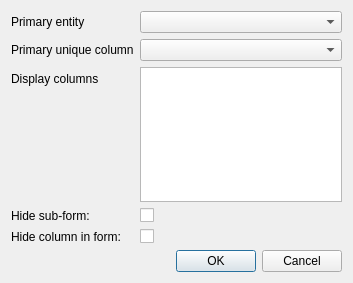
gltn/stdm, file ui/wizard/ui_fk_property.ui: the form before one commit.
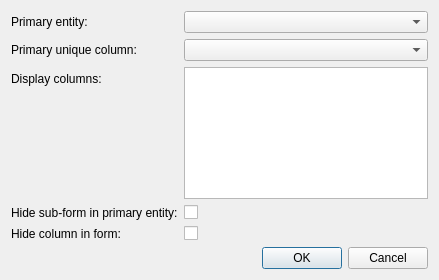
The form after the commit.

Patch:
```diff
--- a/ui/wizard/ui_fk_property.ui
+++ b/ui/wizard/ui_fk_property.ui
@@ -6,8 +6,8 @@
    <rect>
     <x>0</x>
     <y>0</y>
-    <width>353</width>
-    <height>283</height>
+    <width>439</width>
+    <height>280</height>
    </rect>
   </property>
   <property name="windowTitle">
@@ -23,7 +23,7 @@
       </size>
      </property>
      <property name="text">
-      <string>Primary entity</string>
+      <string>Primary entity:</string>
      </property>
     </widget>
    </item>
@@ -52,7 +52,7 @@
       </size>
      </property>
      <property name="text">
-      <string>Primary unique column</string>
+      <string>Primary unique column:</string>
      </property>
     </widget>
    </item>
@@ -69,7 +69,7 @@
    <item row="2" column="0">
     <widget class="QLabel" name="label_3">
      <property name="text">
-      <string>Display columns</string>
+      <string>Display columns:</string>
      </property>
     </widget>
    </item>
@@ -100,7 +100,7 @@
    <item row="3" column="0">
     <widget class="QLabel" name="label_4">
      <property name="text">
-      <string>Hide sub-form:</string>
+      <string>Hide sub-form in primary entity:</string>
      </property>
     </widget>
    </item>
```
Left out of the diff: 2 changed lines with no effect on the pictures.
